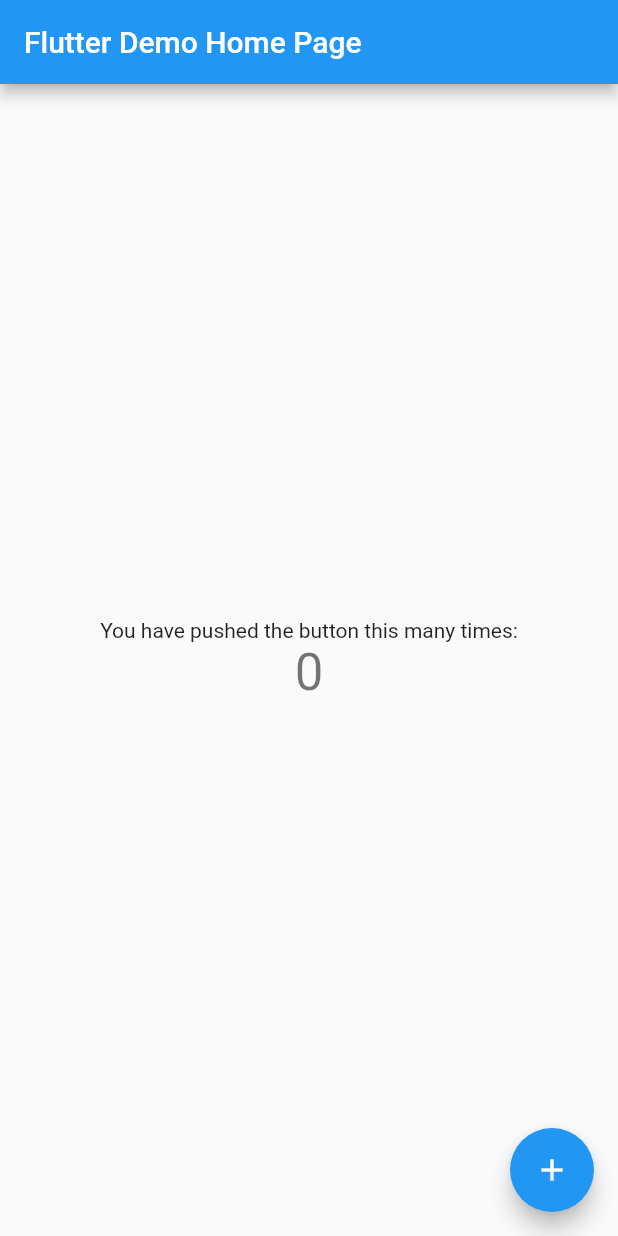
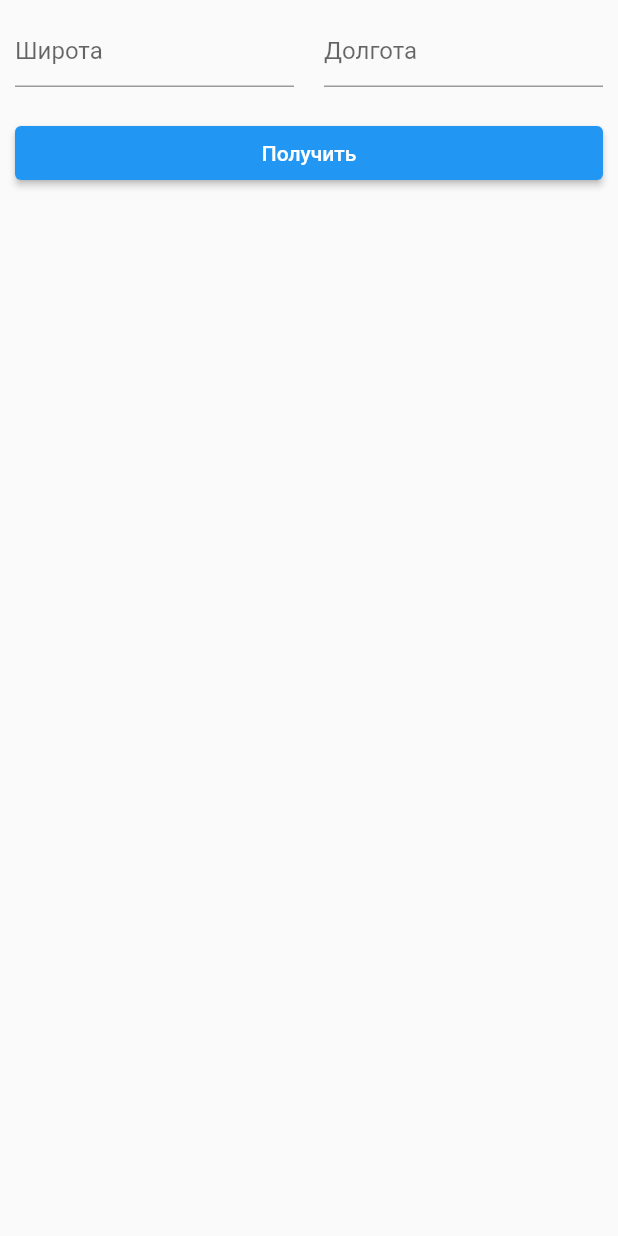
Before and after one commit to Fanlug/proj_clean_arch, a Flutter app: the screen it shows after launch, on a phone screen of 412 x 824 dp. Run offline on Flutter 3.47's test engine with Material 2 defaults, Android fonts, the phone set to English and light mode, and no system bars; our stand-ins replace dio, flutter_mobx, mobx; generated files the repository leaves out were written again.

Commit message:
presentation done, API fixed

```diff
--- a/lib/data/api/api_util.dart
+++ b/lib/data/api/api_util.dart
@@ -9,7 +9,7 @@ class ApiUtil {
 
   ApiUtil(this._sunriseService);
 
-  Future<Day>? getDay(
+  Future<Day> getDay(
       {required double latitude, required double longitude}) async {
     final body = GetDayBody(latitude: latitude, longitude: longitude);
     final result = await _sunriseService.getDay(body);
--- a/lib/data/api/service/sunrise_service.dart
+++ b/lib/data/api/service/sunrise_service.dart
@@ -3,9 +3,9 @@ import 'package:proj_clean_arch/data/api/request/get_day_body.dart';
 import '../api_day.dart';
 
 class SunriseService {
-  static const _BASE_URL = "https://api.sunrise-sunset.org";
+  static const _baseUrl = "https://api.sunrise-sunset.org";
   final Dio _dio = Dio(
-    BaseOptions(baseUrl: _BASE_URL),
+    BaseOptions(baseUrl: _baseUrl),
   );
 
   Future<ApiDay> getDay(GetDayBody body)
--- a/lib/domain/model/day.dart
+++ b/lib/domain/model/day.dart
@@ -1,4 +1,3 @@
-import 'package:flutter/material.dart';
 
 class Day {
   final DateTime sunrise;
--- a/lib/domain/repository/day_repository.dart
+++ b/lib/domain/repository/day_repository.dart
@@ -1,7 +1,7 @@
 import '../model/day.dart';
 
 abstract class DayRepository {
-  Future<Day>? getDay({
+  Future<Day> getDay({
     required double latitude,
     required double longitude
   });
--- a/lib/internal/dependencies/api_module.dart
+++ b/lib/internal/dependencies/api_module.dart
@@ -3,9 +3,8 @@ import 'package:proj_clean_arch/data/api/api_util.dart';
 import 'package:proj_clean_arch/data/api/service/sunrise_service.dart';
 
 class ApiModule {
-  static ApiUtil? _apiUtil;
-  static ApiUtil? apiUtil()  {
-      _apiUtil ??= ApiUtil(SunriseService());
+  static final ApiUtil _apiUtil= ApiUtil(SunriseService());
+  static ApiUtil apiUtil()  {
       return _apiUtil;
   }
 }
--- /dev/null
+++ b/lib/internal/dependencies/home_page_module.dart
@@ -0,0 +1,9 @@
+
+import 'package:proj_clean_arch/domain/state/home_state.dart';
+import 'package:proj_clean_arch/internal/dependencies/repository_module.dart';
+
+class HomePageModule{
+  static HomePageState  homePageState(){
+    return HomePageState(RepositoryModule.dayRepository());
+  }
+}
--- a/lib/internal/dependencies/repository_module.dart
+++ b/lib/internal/dependencies/repository_module.dart
@@ -4,10 +4,9 @@ import 'package:proj_clean_arch/domain/repository/day_repository.dart';
 import 'package:proj_clean_arch/internal/dependencies/api_module.dart';
 
 class RepositoryModule{
-  static DayRepository? _dayRepository;
+  static final DayRepository _dayRepository = DayDataRepository(ApiModule.apiUtil());
 
-  static DayRepository? dayRepository(){
-    _dayRepository ??= DayDataRepository(ApiModule.apiUtil());
+  static DayRepository dayRepository(){
     return _dayRepository;
   }
 }
--- a/lib/main.dart
+++ b/lib/main.dart
@@ -1,4 +1,6 @@
 import 'package:flutter/material.dart';
+
+import 'presentation/page/home.dart';
 
 void main() {
   runApp(const MyApp());
@@ -13,103 +15,9 @@ class MyApp extends StatelessWidget {
     return MaterialApp(
       title: 'Flutter Demo',
       theme: ThemeData(
-        // This is the theme of your application.
-        //
-        // Try running your application with "flutter run". You'll see the
-        // application has a blue toolbar. Then, without quitting the app, try
-        // changing the primarySwatch below to Colors.green and then invoke
-        // "hot reload" (press "r" in the console where you ran "flutter run",
-        // or simply save your changes to "hot reload" in a Flutter IDE).
-        // Notice that the counter didn't reset back to zero; the application
-        // is not restarted.
         primarySwatch: Colors.blue,
       ),
-      home: const MyHomePage(title: 'Flutter Demo Home Page'),
+      home: const HomePage()
     );
   }
 }
-
-class MyHomePage extends StatefulWidget {
-  const MyHomePage({Key? key, required this.title}) : super(key: key);
-
-  // This widget is the home page of your application. It is stateful, meaning
-  // that it has a State object (defined below) that contains fields that affect
-  // how it looks.
-
-  // This class is the configuration for the state. It holds the values (in this
-  // case the title) provided by the parent (in this case the App widget) and
-  // used by the build method of the State. Fields in a Widget subclass are
-  // always marked "final".
-
-  final String title;
-
-  @override
-  State<MyHomePage> createState() => _MyHomePageState();
-}
-
-class _MyHomePageState extends State<MyHomePage> {
-  int _counter = 0;
-
-  void _incrementCounter() {
-    setState(() {
-      // This call to setState tells the Flutter framework that something has
-      // changed in this State, which causes it to rerun the build method below
-      // so that the display can reflect the updated values. If we changed
-      // _counter without calling setState(), then the build method would not be
-      // called again, and so nothing would appear to happen.
-      _counter++;
-    });
-  }
-
-  @override
-  Widget build(BuildContext context) {
-    // This method is rerun every time setState is called, for instance as done
-    // by the _incrementCounter method above.
-    //
-    // The Flutter framework has been optimized to make rerunning build methods
-    // fast, so that you can just rebuild anything that needs updating rather
-    // than having to individually change instances of widgets.
-    return Scaffold(
-      appBar: AppBar(
-        // Here we take the value from the MyHomePage object that was created by
-        // the App.build method, and use it to set our appbar title.
-        title: Text(widget.title),
-      ),
-      body: Center(
-        // Center is a layout widget. It takes a single child and positions it
-        // in the middle of the parent.
-        child: Column(
-          // Column is also a layout widget. It takes a list of children and
-          // arranges them vertically. By default, it sizes itself to fit its
-          // children horizontally, and tries to be as tall as its parent.
-          //
-          // Invoke "debug painting" (press "p" in the console, choose the
-          // "Toggle Debug Paint" action from the Flutter Inspector in Android
-          // Studio, or the "Toggle Debug Paint" command in Visual Studio Code)
-          // to see the wireframe for each widget.
-          //
-          // Column has various properties to control how it sizes itself and
-          // how it positions its children. Here we use mainAxisAlignment to
-          // center the children vertically; the main axis here is the vertical
-          // axis because Columns are vertical (the cross axis would be
-          // horizontal).
-          mainAxisAlignment: MainAxisAlignment.center,
-          children: <Widget>[
-            const Text(
-              'You have pushed the button this many times:',
-            ),
-            Text(
-              '$_counter',
-              style: Theme.of(context).textTheme.headline4,
-            ),
-          ],
-        ),
-      ),
-      floatingActionButton: FloatingActionButton(
-        onPressed: _incrementCounter,
-        tooltip: 'Increment',
-        child: const Icon(Icons.add),
-      ), // This trailing comma makes auto-formatting nicer for build methods.
-    );
-  }
-}
--- /dev/null
+++ b/lib/presentation/page/home.dart
@@ -0,0 +1,107 @@
+import 'package:flutter/material.dart';
+import 'package:flutter_mobx/flutter_mobx.dart';
+import 'package:proj_clean_arch/domain/state/home_state.dart';
+import 'package:proj_clean_arch/internal/dependencies/home_page_module.dart';
+
+class HomePage extends StatefulWidget {
+  const HomePage({Key? key}) : super(key: key);
+
+  @override
+  State<HomePage> createState() => _HomePageState();
+}
+
+class _HomePageState extends State<HomePage> {
+  final _latController = TextEditingController();
+  final _lngController = TextEditingController();
+
+  HomePageState _homePageState = HomePageModule.homePageState();
+
+  @override
+  void initState() {
+    super.initState();
+    _homePageState = HomePageModule.homePageState();
+  }
+
+  @override
+  Widget build(BuildContext context) {
+    return GestureDetector(
+      onTap: FocusScope.of(context).unfocus,
+      child: Scaffold(
+        body: _getBody(),
+      ),
+    );
+  }
+
+  Widget _getBody() {
+    return SafeArea(
+      child: Padding(
+        padding: const EdgeInsets.all(10),
+        child: Column(
+          crossAxisAlignment: CrossAxisAlignment.stretch,
+          children: [
+            _getRowInput(),
+            const SizedBox(height: 20),
+            ElevatedButton(
+              onPressed: _getDay,
+              child: const Text('Получить'),
+            ),
+            const SizedBox(height: 20),
+            _getDayInfo()
+          ],
+        ),
+      ),
+    );
+  }
+
+  Widget _getRowInput() {
+    return Row(
+      children: [
+        Expanded(
+          child: TextField(
+            controller: _latController,
+            keyboardType: const TextInputType.numberWithOptions(
+                decimal: true, signed: true),
+            decoration: const InputDecoration(hintText: 'Широта'),
+          ),
+        ),
+        const SizedBox(width: 20),
+        Expanded(
+          child: TextField(
+            controller: _lngController,
+            keyboardType: const TextInputType.numberWithOptions(
+                decimal: true, signed: true),
+            decoration: const InputDecoration(hintText: 'Долгота'),
+          ),
+        ),
+      ],
+    );
+  }
+
+  Widget _getDayInfo() {
+    return Observer(
+      builder: (_) {
+        if (_homePageState.isLoading) {
+          return const Center(
+            child: CircularProgressIndicator(),
+          );
+        };
+        if (_homePageState.day == null) return Container();
+        return Column(
+          crossAxisAlignment: CrossAxisAlignment.stretch,
+          children: [
+            Text('Восход: ${_homePageState.day!.sunrise.toLocal()}'),
+            Text('Заход: ${_homePageState.day!.sunset.toLocal()}'),
+            Text('Полдень: ${_homePageState.day!.solarNoon.toLocal()}'),
+            Text('Продолжительность: ${Duration(seconds: _homePageState.day!.dayLength)}'),
+          ],
+        );
+      },
+    );
+  }
+
+  void _getDay() {
+    final lat = double.tryParse(_latController.text);
+    final lng = double.tryParse(_lngController.text);
+    _homePageState.getDay(latitude: lat!, longitude: lng!);
+  }
+}
```
Also changed, not shown: lib/data/api/api_day.dart (+4 -4 lines), lib/data/mapper/day_mapper.dart (+4 -4 lines), lib/data/repository/day_data_repository.dart (+3 -4 lines), lib/domain/state/home_state.dart (added, +29 -0 lines), pubspec.yaml (+7 -71 lines), lib/domain/state/home_state.g.dart (added), pubspec.lock.
